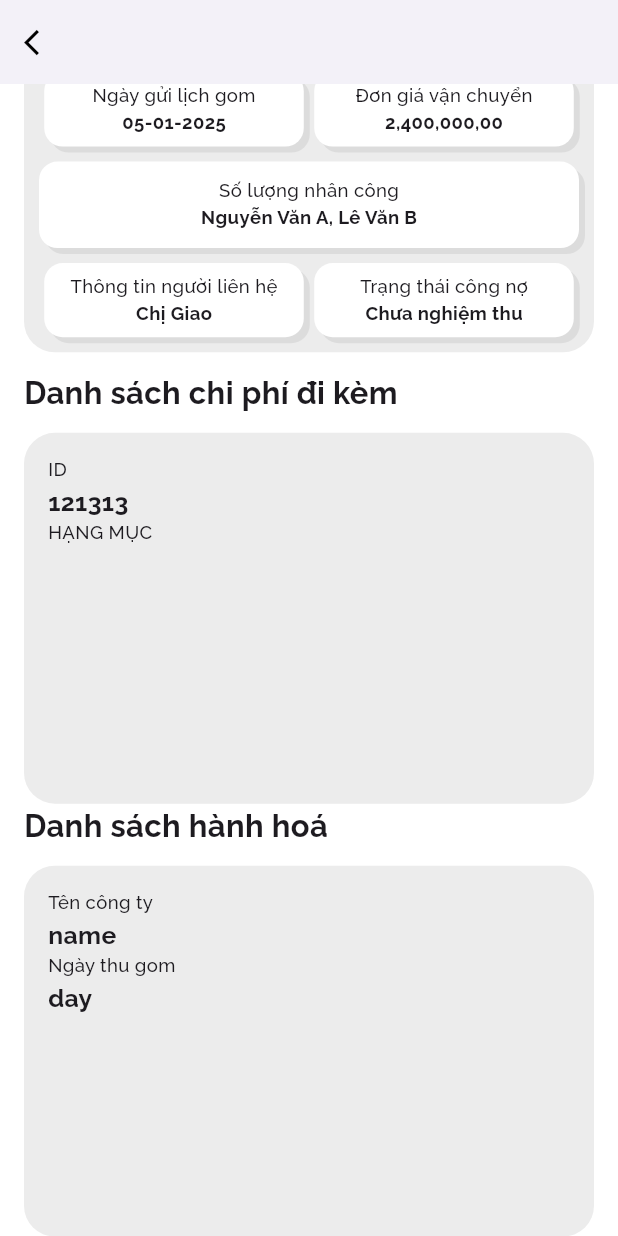
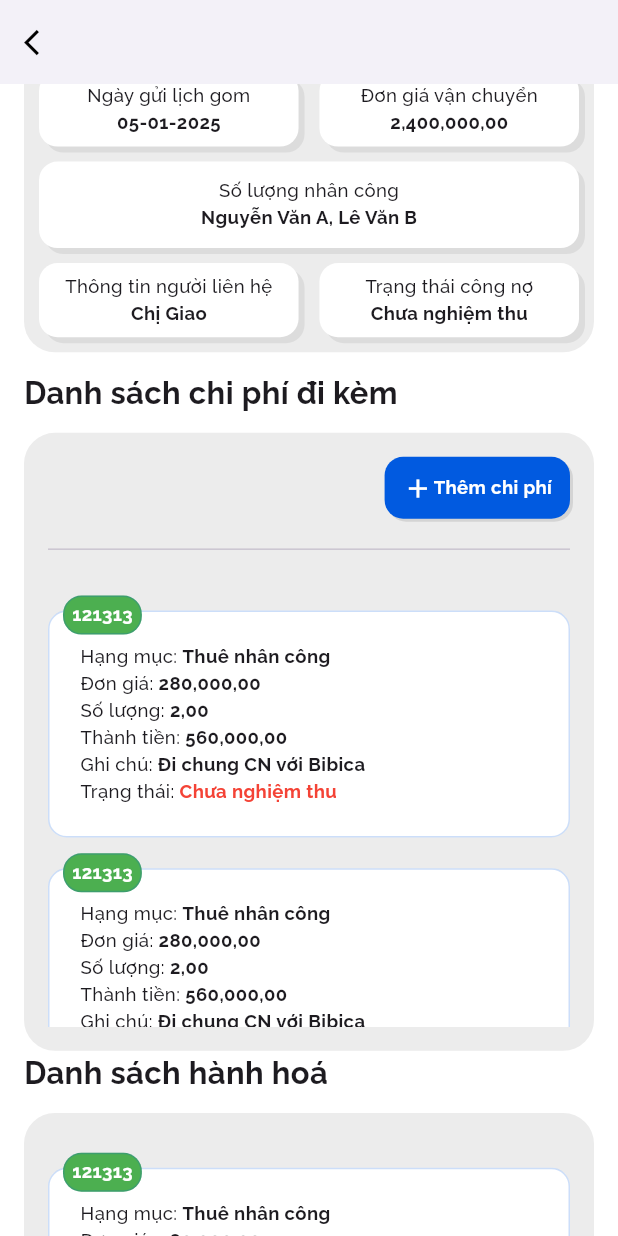
Before and after one commit to Manh-IT-K2/AppMTAC, a Flutter app: the DetailScheduleCollectionDriverScreen screen opened by its route, scrolled down 381 dp, on a phone screen of 412 x 824 dp. Run offline on Flutter 3.47's test engine with Material 3 defaults, Android fonts, the phone set to English and light mode, and no system bars; our stand-ins replace geocoding, geolocator, get, google_maps_flutter, hugeicons, image_picker and 1 more; network calls fail.

Commit message:
update ui detailScheduleCollectionDriver part 2

```diff
--- a/mtac/lib/views/driver/detail_schedule_collection_driver_screen.dart
+++ b/mtac/lib/views/driver/detail_schedule_collection_driver_screen.dart
@@ -1,5 +1,6 @@
 import 'package:flutter/material.dart';
 import 'package:get/get.dart';
+import 'package:mtac/themes/color.dart';
 import 'package:mtac/utils/theme_text.dart';
 import 'package:sizer/sizer.dart';
 
@@ -89,7 +90,9 @@ class DetailScheduleCollectionDriverScreen extends StatelessWidget {
                       title2: "Trạng thái công nợ",
                       subTitle2: "Chưa nghiệm thu",
                     ),
-                    SizedBox(height: 10,)
+                    SizedBox(
+                      height: 10,
+                    )
                   ],
                 ),
               ),
@@ -101,25 +104,62 @@ class DetailScheduleCollectionDriverScreen extends StatelessWidget {
                 padding: const EdgeInsets.all(16.0),
                 margin: EdgeInsets.only(top: 3.w),
                 width: 100.w,
-                height: 30.h,
+                height: 50.h,
                 decoration: BoxDecoration(
                   color: Colors.grey.withOpacity(0.2),
                   borderRadius: BorderRadius.circular(5.w),
                 ),
                 child: Column(
-                  crossAxisAlignment: CrossAxisAlignment.start,
+                  crossAxisAlignment: CrossAxisAlignment.end,
                   children: [
-                    Text(
-                      "ID",
-                      style: PrimaryFont.bodyTextMedium(),
+                    Container(
+                      margin: EdgeInsets.only(bottom: 3.w),
+                      width: 30.w,
+                      height: 10.w,
+                      decoration: BoxDecoration(
+                          color: kPrimaryColor,
+                          borderRadius: BorderRadius.circular(3.w),
+                          boxShadow: [
+                            BoxShadow(
+                              color: Colors.grey.withOpacity(0.3),
+                              offset: const Offset(2, 2),
+                            ),
+                          ]),
+                      child: Row(
+                        mainAxisAlignment: MainAxisAlignment.center,
+                        children: [
+                          Icon(
+                            Icons.add,
+                            color: Colors.white,
+                            size: 5.w,
                           ),
                           Text(
-                      "121313",
-                      style: PrimaryFont.titleTextBold(),
+                            "Thêm chi phí",
+                            style: PrimaryFont.bodyTextBold()
+                                .copyWith(color: Colors.white),
                           ),
-                    Text(
-                      "HẠNG MỤC",
-                      style: PrimaryFont.bodyTextMedium(),
+                        ],
+                      ),
+                    ),
+                    const Divider(),
+                    SizedBox(
+                      height: 3.w,
+                    ),
+                    Expanded(
+                      child: SingleChildScrollView(
+                        physics: BouncingScrollPhysics(),
+                        child: Column(
+                          children: [
+                            SizedBox(
+                              height: 5.w,
+                            ),
+                            _ItemListCost(),
+                            _ItemListCost(),
+                            _ItemListCost(),
+                            _ItemListCost(),
+                          ],
+                        ),
+                      ),
                     ),
                   ],
                 ),
@@ -132,37 +172,154 @@ class DetailScheduleCollectionDriverScreen extends StatelessWidget {
                 padding: const EdgeInsets.all(16.0),
                 margin: EdgeInsets.only(top: 3.w),
                 width: 100.w,
-                height: 30.h,
+                height: 40.h,
                 decoration: BoxDecoration(
                   color: Colors.grey.withOpacity(0.2),
                   borderRadius: BorderRadius.circular(5.w),
                 ),
+                child: SingleChildScrollView(
+                  physics: const BouncingScrollPhysics(),
                   child: Column(
-                  crossAxisAlignment: CrossAxisAlignment.start,
+                    crossAxisAlignment: CrossAxisAlignment.end,
                     children: [
-                    Text(
-                      "Tên công ty",
-                      style: PrimaryFont.bodyTextMedium(),
+                      SizedBox(
+                        height: 5.w,
                       ),
-                    Text(
-                      "name",
-                      style: PrimaryFont.titleTextBold(),
-                    ),
-                    Text(
-                      "Ngày thu gom",
-                      style: PrimaryFont.bodyTextMedium(),
-                    ),
-                    Text(
-                      "day",
-                      style: PrimaryFont.titleTextBold(),
-                    ),
+                      _ItemListCost(),
+                      _ItemListCost(),
+                      _ItemListCost(),
+                      _ItemListCost(),
                     ],
                   ),
+                ),
+              ),
+              SizedBox(
+                        height: 5.w,
                       ),
             ],
           ),
         ),
       ),
+    );
+  }
+}
+
+class _ItemListCost extends StatelessWidget {
+  const _ItemListCost({
+    super.key,
+  });
+
+  @override
+  Widget build(BuildContext context) {
+    return Stack(
+      clipBehavior: Clip.none,
+      children: [
+        Container(
+          width: 100.w,
+          margin: EdgeInsets.only(bottom: 5.w),
+          padding: EdgeInsets.all(5.w),
+          decoration: BoxDecoration(
+            color: Colors.white,
+            border: Border.all(color: kPrimaryColor.withOpacity(0.2), width: 1),
+            borderRadius: BorderRadius.circular(3.w),
+          ),
+          child: Column(
+            crossAxisAlignment: CrossAxisAlignment.start,
+            children: [
+              Row(
+                children: [
+                  Text(
+                    "Hạng mục: ",
+                    style: PrimaryFont.bodyTextMedium(),
+                  ),
+                  Text(
+                    "Thuê nhân công",
+                    style: PrimaryFont.bodyTextBold(),
+                  ),
+                ],
+              ),
+              Row(
+                children: [
+                  Text(
+                    "Đơn giá: ",
+                    style: PrimaryFont.bodyTextMedium(),
+                  ),
+                  Text(
+                    "280,000,00",
+                    style: PrimaryFont.bodyTextBold(),
+                  ),
+                ],
+              ),
+              Row(
+                children: [
+                  Text(
+                    "Số lượng: ",
+                    style: PrimaryFont.bodyTextMedium(),
+                  ),
+                  Text(
+                    "2,00",
+                    style: PrimaryFont.bodyTextBold(),
+                  ),
+                ],
+              ),
+              Row(
+                children: [
+                  Text(
+                    "Thành tiền: ",
+                    style: PrimaryFont.bodyTextMedium(),
+                  ),
+                  Text(
+                    "560,000,00",
+                    style: PrimaryFont.bodyTextBold(),
+                  ),
+                ],
+              ),
+              Row(
+                children: [
+                  Text(
+                    "Ghi chú: ",
+                    style: PrimaryFont.bodyTextMedium(),
+                  ),
+                  Text(
+                    "Đi chung CN với Bibica",
+                    style: PrimaryFont.bodyTextBold(),
+                  ),
+                ],
+              ),
+              Row(
+                children: [
+                  Text(
+                    "Trạng thái: ",
+                    style: PrimaryFont.bodyTextMedium(),
+                  ),
+                  Text(
+                    "Chưa nghiệm thu",
+                    style:
+                        PrimaryFont.bodyTextBold().copyWith(color: Colors.red),
+                  ),
+                ],
+              ),
+            ],
+          ),
+        ),
+        Positioned(
+          top: -10,
+          left: 10,
+          child: Container(
+            decoration: BoxDecoration(
+              color: Colors.green,
+              border:
+                  Border.all(color: kPrimaryColor.withOpacity(0.2), width: 1),
+              borderRadius: BorderRadius.circular(3.w),
+            ),
+            padding: const EdgeInsets.symmetric(horizontal: 5, vertical: 3),
+            child: Text(
+              "121313",
+              style: PrimaryFont.bodyTextBold().copyWith(color: Colors.white),
+            ),
+          ),
+        ),
+      ],
     );
   }
 }
@@ -225,7 +382,6 @@ class _ItemRowInforDetail extends StatelessWidget {
       margin: const EdgeInsets.symmetric(horizontal: 10),
       width: 100.w,
       child: Row(
-        mainAxisAlignment: MainAxisAlignment.spaceAround,
         children: [
           Container(
             padding: EdgeInsets.symmetric(horizontal: 3.w),
@@ -257,6 +413,7 @@ class _ItemRowInforDetail extends StatelessWidget {
               ],
             ),
           ),
+          const Spacer(),
           Container(
             padding: EdgeInsets.symmetric(horizontal: 3.w),
             width: 42.w,
```
Lines whose indentation alone changed are shown as unchanged.
